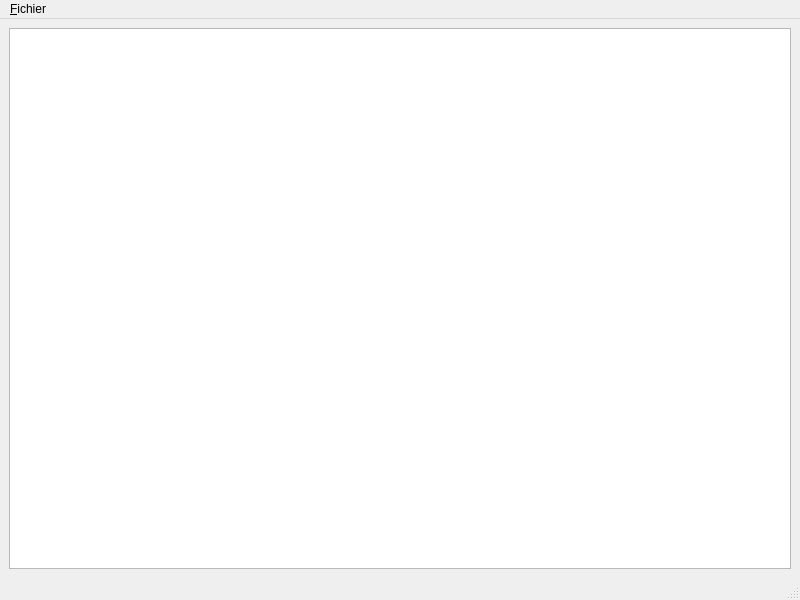
Before: the Qt Designer form Menugen/ui/MainWindow.ui in LudoBike/Menugen, drawn with Qt 5.
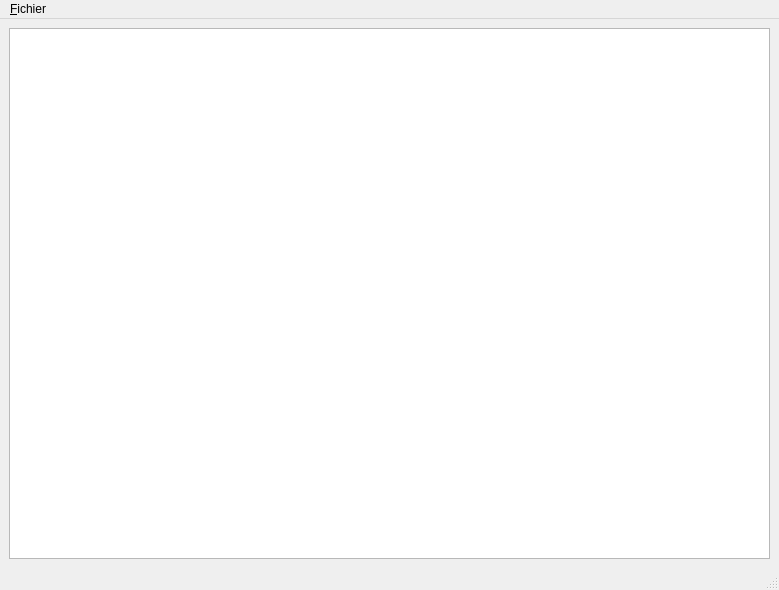
After: the same form once the commit is applied.

What changed in the file:
```diff
--- a/Menugen/ui/MainWindow.ui
+++ b/Menugen/ui/MainWindow.ui
@@ -6,8 +6,8 @@
    <rect>
     <x>0</x>
     <y>0</y>
-    <width>800</width>
-    <height>600</height>
+    <width>779</width>
+    <height>590</height>
    </rect>
   </property>
   <property name="windowTitle">
@@ -16,11 +16,7 @@
   <widget class="QWidget" name="centralwidget">
    <layout class="QHBoxLayout" name="horizontalLayout">
     <item>
-     <widget class="QListView" name="listView_Recipes">
-      <property name="isWrapping" stdset="0">
-       <bool>false</bool>
-      </property>
-     </widget>
+     <widget class="QListView" name="RecipesView"/>
     </item>
    </layout>
   </widget>
@@ -29,7 +25,7 @@
     <rect>
      <x>0</x>
      <y>0</y>
-     <width>800</width>
+     <width>779</width>
      <height>23</height>
     </rect>
    </property>
```
Left out of the diff: 4 changed lines with no effect on the pictures.
